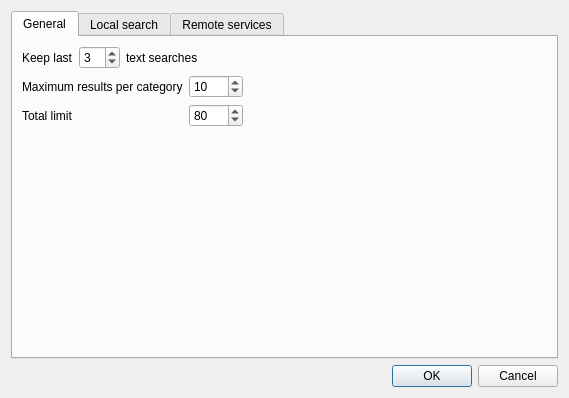
Qt form ui/ui_configuration.ui (3nids/quickfinder) before a commit.
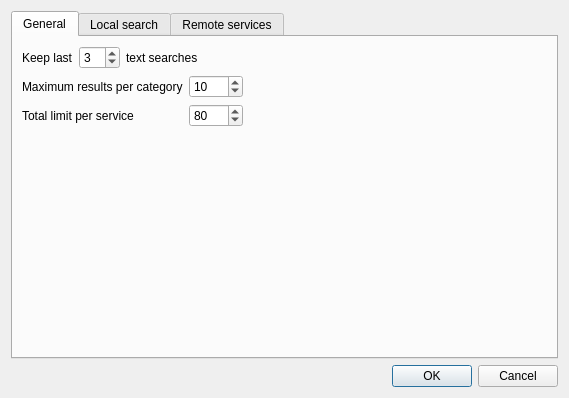
The same form after that commit. The open tabs and pages were chosen to show the change. Icons and pictures are not drawn.

```diff
--- a/ui/ui_configuration.ui
+++ b/ui/ui_configuration.ui
@@ -69,7 +69,7 @@
          <item row="2" column="0">
           <widget class="QLabel" name="geomapfish_partitionlimitLabel">
            <property name="text">
-            <string>Total limit</string>
+            <string>Total limit per service</string>
            </property>
           </widget>
          </item>
```
Left out of the diff: 8 changed lines with no effect on the pictures.
